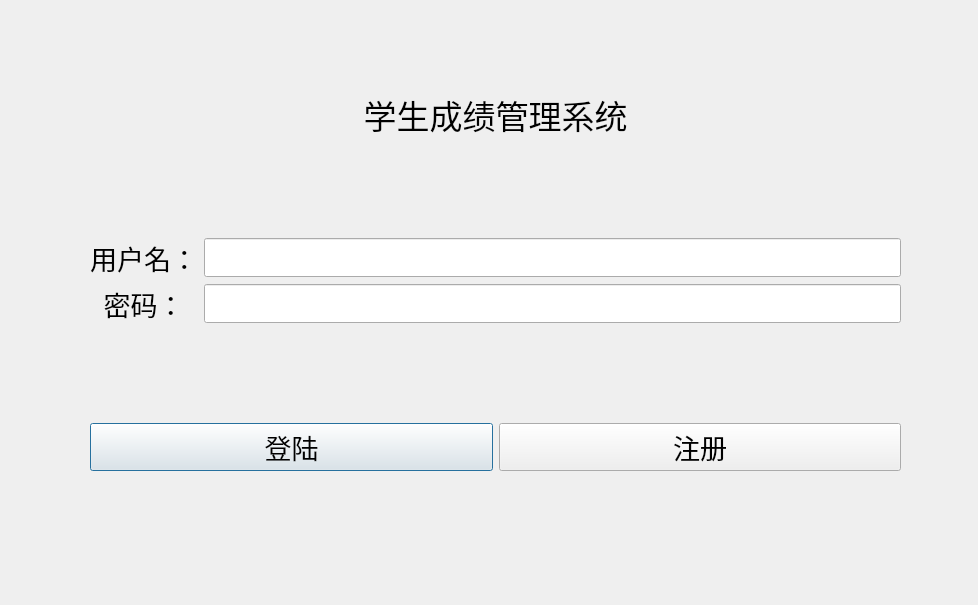
The window that loginwindow.ui (huiliyi-lmf/StudentScoreManagement) describes before a commit, drawn with Qt 5.
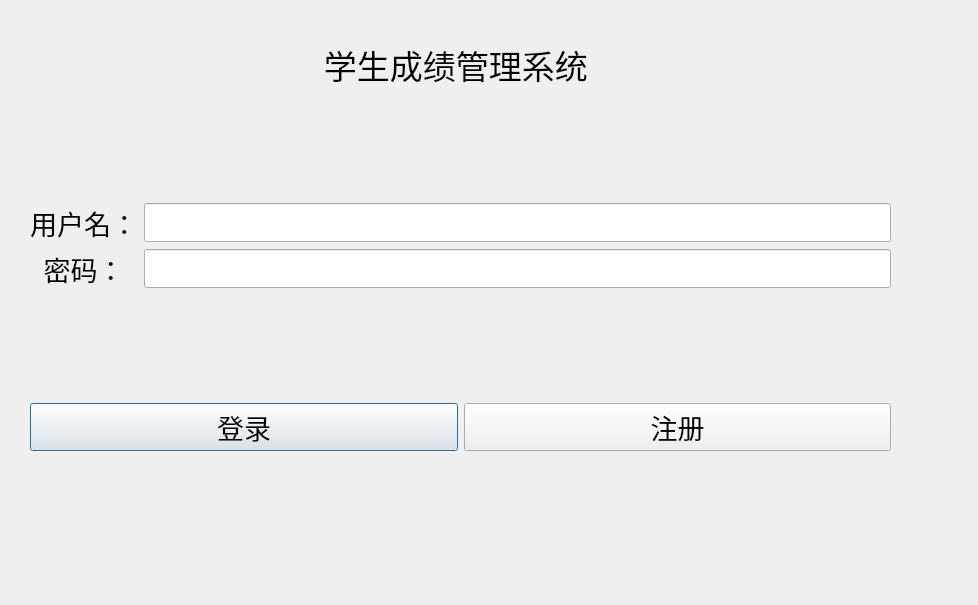
The same window after the commit.

What changed in the file:
```diff
--- a/loginwindow.ui
+++ b/loginwindow.ui
@@ -16,10 +16,10 @@
   <widget class="QWidget" name="verticalLayoutWidget">
    <property name="geometry">
     <rect>
-     <x>90</x>
-     <y>90</y>
-     <width>811</width>
-     <height>381</height>
+     <x>30</x>
+     <y>40</y>
+     <width>861</width>
+     <height>411</height>
     </rect>
    </property>
    <layout class="QVBoxLayout" name="verticalLayout">
@@ -37,7 +37,7 @@
        </font>
       </property>
       <property name="text">
-       <string>学生成绩管理系统</string>
+       <string>学生成绩管理系统 </string>
       </property>
       <property name="alignment">
        <set>Qt::AlignmentFlag::AlignCenter</set>
@@ -140,8 +140,11 @@
           <pointsize>20</pointsize>
          </font>
         </property>
+        <property name="styleSheet">
+         <string notr="true"/>
+        </property>
         <property name="text">
-         <string>登陆</string>
+         <string>登录</string>
         </property>
        </widget>
       </item>
@@ -152,6 +155,9 @@
           <pointsize>20</pointsize>
          </font>
         </property>
+        <property name="styleSheet">
+         <string notr="true"/>
+        </property>
         <property name="text">
          <string>注册</string>
         </property>
```
Left out of the diff: 4 changed lines with no effect on the pictures.
